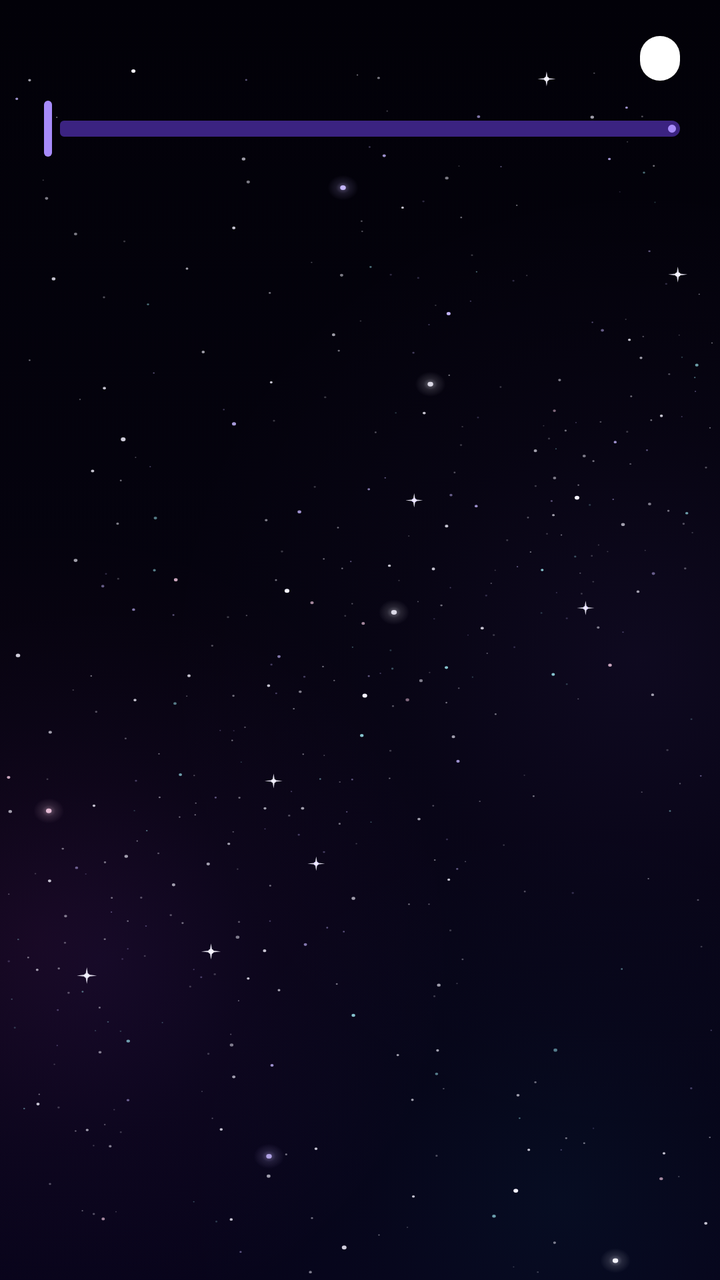
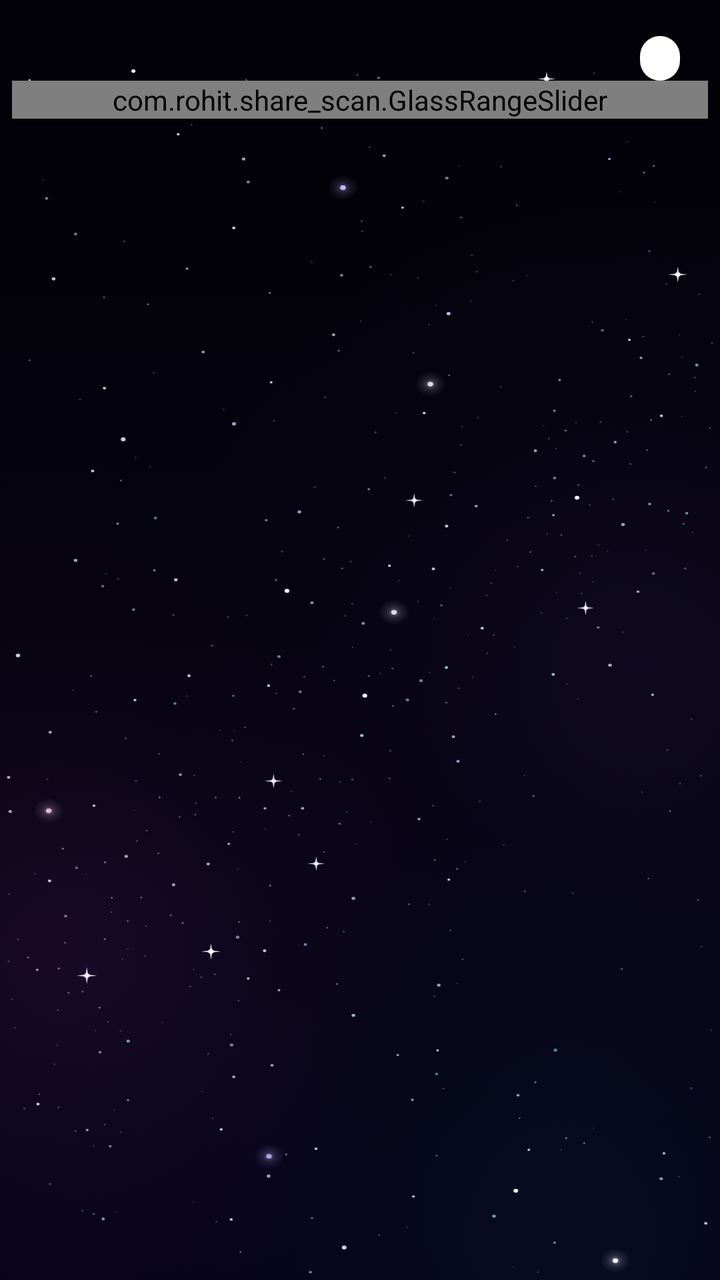

An Android layout rendered at two revisions. The XML below is the earlier revision; the diff shows what the commit changed to produce the second picture.
<!-- AndroidManifest.xml: application theme Theme.ShareScan -->
<!-- res/layout/item_filter_metric.xml -->
<?xml version="1.0" encoding="utf-8"?>
<LinearLayout xmlns:android="http://schemas.android.com/apk/res/android"
    xmlns:app="http://schemas.android.com/apk/res-auto"
    android:layout_width="match_parent"
    android:layout_height="wrap_content"
    android:orientation="vertical"
    android:paddingTop="18dp">

    <LinearLayout
        android:layout_width="match_parent"
        android:layout_height="wrap_content"
        android:gravity="center_vertical"
        android:orientation="horizontal"
        android:paddingHorizontal="20dp">

        <TextView
            android:id="@+id/metricName"
            android:layout_width="0dp"
            android:layout_height="wrap_content"
            android:layout_weight="1"
            android:textColor="@color/text_primary"
            android:textSize="15sp"
            android:textStyle="bold" />

        <TextView
            android:id="@+id/metricRange"
            style="@style/Pill"
            android:layout_width="wrap_content"
            android:layout_height="wrap_content"
            android:layout_marginStart="12dp"
            android:paddingStart="10dp"
            android:paddingEnd="10dp"
            android:textSize="12sp" />
    </LinearLayout>

    <TextView
        android:id="@+id/metricHint"
        android:layout_width="wrap_content"
        android:layout_height="wrap_content"
        android:layout_marginTop="2dp"
        android:paddingHorizontal="20dp"
        android:textColor="@color/text_secondary"
        android:textSize="12sp"
        android:visibility="gone" />

    <com.google.android.material.chip.ChipGroup
        android:id="@+id/metricPresets"
        android:layout_width="match_parent"
        android:layout_height="wrap_content"
        android:layout_marginTop="6dp"
        android:paddingHorizontal="16dp"
        android:visibility="gone"
        app:chipSpacingVertical="0dp" />

    <com.google.android.material.slider.RangeSlider
        android:id="@+id/metricSlider"
        android:layout_width="match_parent"
        android:layout_height="wrap_content"
        android:layout_marginHorizontal="6dp"
        app:thumbHeight="28dp"
        app:tickColor="@android:color/transparent"
        app:trackHeight="8dp" />
</LinearLayout>
<!-- resources referenced by this layout -->
<resources>
  <!-- drawable bg_pill (drawable) -->
  <?xml version="1.0" encoding="utf-8"?>
  <shape xmlns:android="http://schemas.android.com/apk/res/android" android:shape="rectangle">
      <corners android:radius="100dp" />
      <solid android:color="@android:color/white" />
  </shape>
  <style name="Base.Theme.ShareScan" parent="Theme.Material3.Dark.NoActionBar">
          <item name="glassCardTint">?attr/scanCard</item>
          <item name="glassCardAlpha">1.0</item>
          <item name="glassCardRimTint">?attr/scanCardStroke</item>
          <item name="glassCardRimAlpha">1.0</item>
          <item name="glassSheetTint">?attr/scanSheet</item>
          <item name="glassSheetAlpha">1.0</item>
          <item name="glassHeroAlpha">1.0</item>
          <item name="glassHeroBase">@android:color/transparent</item>
          <item name="glassHeroWash">@android:color/transparent</item>
          <item name="glassHeroSheen">@android:color/transparent</item>
          <item name="glassHeroRim">@android:color/transparent</item>
          <item name="glassChipSurface">#59000000</item>
          <item name="glassChipSurfaceOn">#4D000000</item>
          <item name="glassChipTintAlpha">0.20</item>
          <item name="glassChipTintAlphaOn">0.48</item>
          <item name="glassChipRimTint">@android:color/white</item>
          <item name="glassChipRimAlpha">0.18</item>
          <item name="glassShineRim">#8CFFFFFF</item>
          <item name="glassShineRimOn">#99FFFFFF</item>
          <item name="glassShineSpecular">#57FFFFFF</item>
          <item name="glassShineSpecularOn">#6BFFFFFF</item>
          <item name="glassShineGlint">#29FFFFFF</item>
          <item name="glassSwitchBase">@android:color/transparent</item>
          <item name="glassSwitchWash">@android:color/transparent</item>
          <item name="glassIrisTop">@android:color/transparent</item>
          <item name="glassIrisBottom">@android:color/transparent</item>
      </style>
  <color name="galaxy_accent">#A78BFA</color>
  <color name="galaxy_on_accent">#1B0B45</color>
  <color name="galaxy_accent_container">#3B2381</color>
  <color name="galaxy_on_accent_container">#EDE9FE</color>
  <color name="galaxy_primary_inverse">#5B3FD0</color>
  <color name="galaxy_cyan">#22D3EE</color>
  <color name="galaxy_magenta">#F472B6</color>
  <color name="galaxy_bg">#020108</color>
  <color name="galaxy_surface_high">#1D1347</color>
  <color name="galaxy_surface_lowest">#010005</color>
  <color name="galaxy_surface_low">#0E0829</color>
  <color name="galaxy_surface">#150D3A</color>
  <color name="galaxy_surface_highest">#271A58</color>
  <color name="galaxy_text">#EDE9FE</color>
  <color name="galaxy_text_soft">#A9A1D4</color>
  <color name="galaxy_outline">#3B2F7A</color>
  <color name="bear">#FB7185</color>
  <color name="galaxy_card">#B3170E3F</color>
  <color name="galaxy_card_stroke">#8CA78BFA</color>
  <color name="galaxy_sheet">#E0120A33</color>
  <color name="galaxy_track">#2A1E5E</color>
  <style name="Widget.ShareScan.Button" parent="Widget.Material3.Button">
          <item name="android:stateListAnimator">@animator/press_scale</item>
      </style>
  <style name="Widget.ShareScan.ImageButton" parent="Widget.AppCompat.ImageButton">
          <item name="android:stateListAnimator">@animator/press_scale</item>
      </style>
  <style name="Widget.ShareScan.BottomSheet" parent="Widget.Material3.BottomSheet.Modal">
          <item name="backgroundTint">@color/glass_sheet</item>
      </style>
  <color name="hero_glass_mid">#666A22B5</color>
  <color name="hero_glass_end">#5908718F</color>
  <color name="hero_glass_start">#5922104E</color>
  <style name="Widget.ShareScan.DialogButton" parent="Widget.Material3.Button.TextButton.Dialog">
          <item name="android:stateListAnimator">@animator/press_scale</item>
      </style>
  <color name="glass_sheen">#2EFFFFFF</color>
  <color name="glass_rim">#59FFFFFF</color>
  <!-- unchanged entries left out for length: 23 -->
</resources>

<!-- the commit's change to res/layout/item_filter_metric.xml (unified diff, before → after) -->
@@ -52,12 +52,10 @@
         android:visibility="gone"
         app:chipSpacingVertical="0dp" />
 
-    <com.google.android.material.slider.RangeSlider
+    
+    <com.rohit.share_scan.GlassRangeSlider
         android:id="@+id/metricSlider"
         android:layout_width="match_parent"
         android:layout_height="wrap_content"
-        android:layout_marginHorizontal="6dp"
-        app:thumbHeight="28dp"
-        app:tickColor="@android:color/transparent"
-        app:trackHeight="8dp" />
+        android:layout_marginHorizontal="6dp" />
 </LinearLayout>
<!-- resource entries referenced after the edit -->
@@ -13,11 +13,6 @@
           <item name="glassCardRimAlpha">1.0</item>
           <item name="glassSheetTint">?attr/scanSheet</item>
           <item name="glassSheetAlpha">1.0</item>
-          <item name="glassHeroAlpha">1.0</item>
-          <item name="glassHeroBase">@android:color/transparent</item>
-          <item name="glassHeroWash">@android:color/transparent</item>
-          <item name="glassHeroSheen">@android:color/transparent</item>
-          <item name="glassHeroRim">@android:color/transparent</item>
           <item name="glassChipSurface">#59000000</item>
           <item name="glassChipSurfaceOn">#4D000000</item>
           <item name="glassChipTintAlpha">0.20</item>
